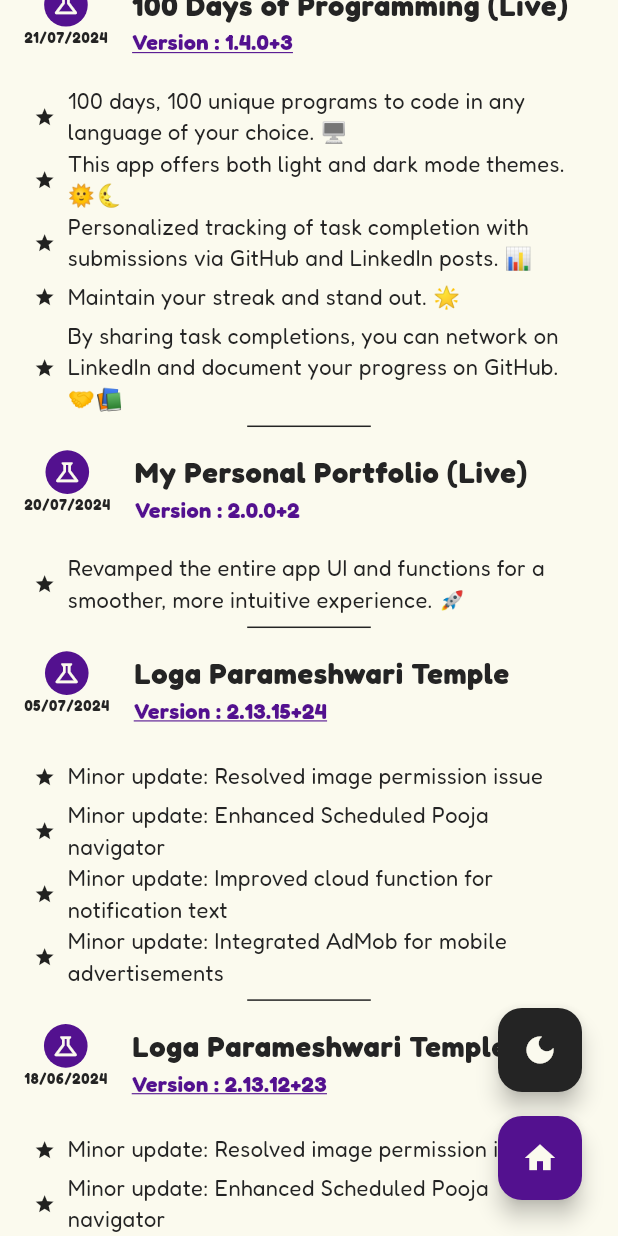
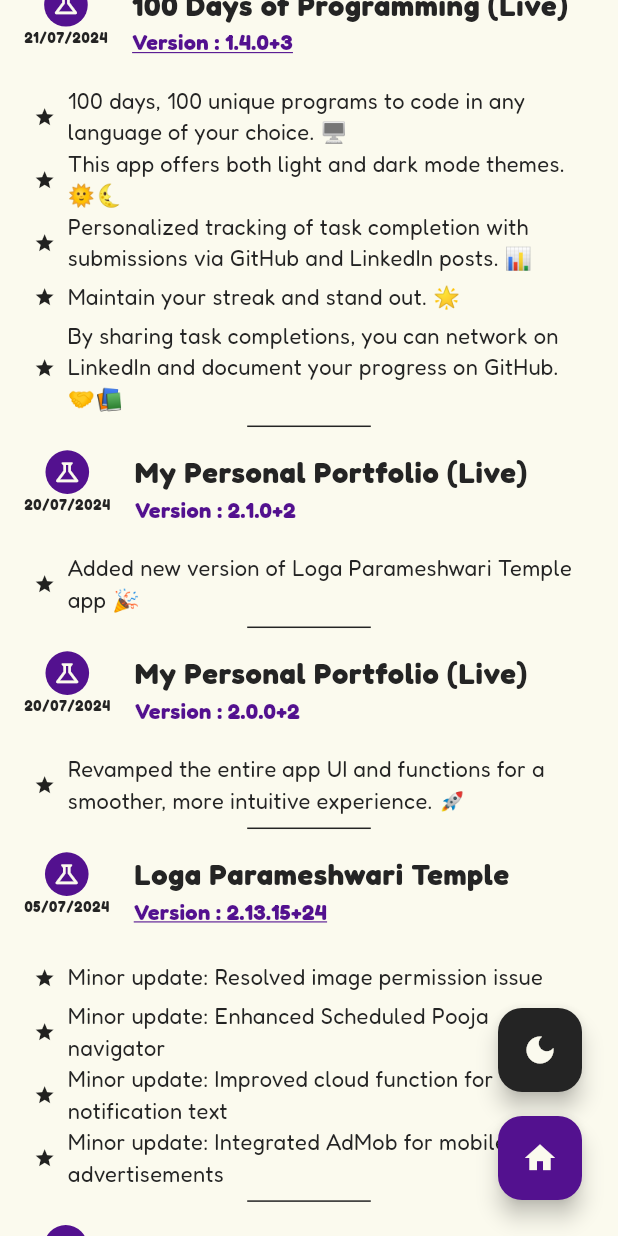
Before and after one commit to sanjay-rb/sanjay-rb.github.io, a Flutter app: the screen it shows after launch, scrolled down 576 dp, on a phone screen of 412 x 824 dp. Run offline on Flutter 3.47's test engine with Material 3 defaults, Android fonts, the phone set to English and light mode, and no system bars; drawn by our look-alikes of flutter_animate; our stand-ins replace get, google_fonts, url_strategy.

Commit message:
Updated project

```diff
--- a/lib/app/constants/project_constant.dart
+++ b/lib/app/constants/project_constant.dart
@@ -2,6 +2,17 @@
 import 'package:sanjayrb/app/data/models/timeline_model.dart';
 
 List<TimelineModel> project = [
+  TimelineModel(
+    title: "My Personal Portfolio",
+    subTitle: "Version : 2.1.0+2",
+    date: DateTime(2024, 07, 20),
+    type: TimelineTypeConstant.project,
+    isLive: true,
+    link: "NA",
+    points: [
+      'Added new version of Loga Parameshwari Temple app 🎉',
+    ],
+  ),
   TimelineModel(
     title: "Loga Parameshwari Temple",
     subTitle: "Version : 2.13.15+24",
```
